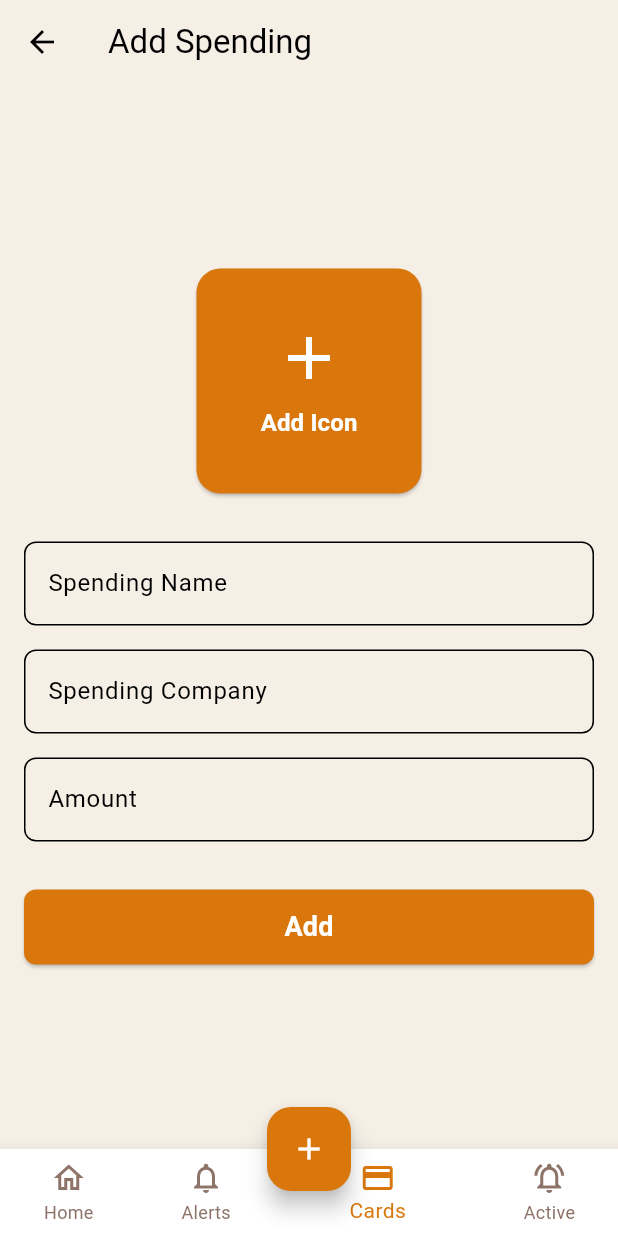
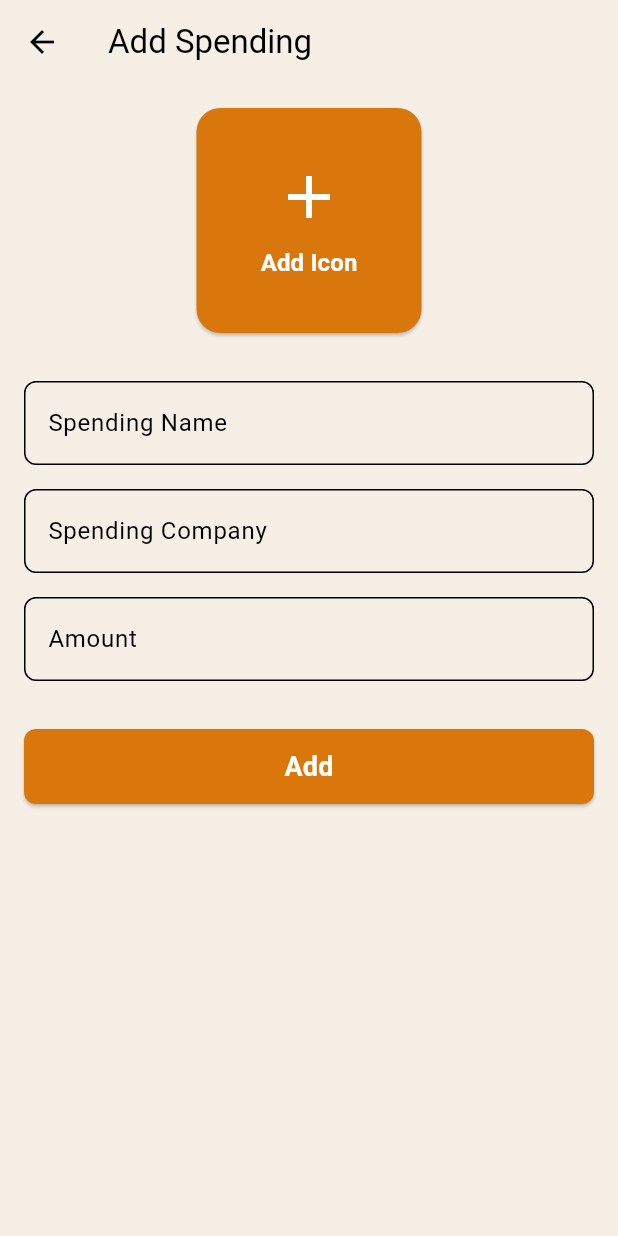
Before and after one commit to Reynem/Budgetti, a Flutter app: the AddSpendingPage screen opened by its route, on a phone screen of 412 x 824 dp. Run offline on Flutter 3.47's test engine with Material 3 defaults, Android fonts, the phone set to English and light mode, and no system bars.

Commit message:
Refactor Add Spending page
This commit refactors the "Add Spending" page:
- Wraps the body content in a `SingleChildScrollView` to prevent overflow when the keyboard is displayed.
- Sets `resizeToAvoidBottomInset` to `true` to ensure the content adjusts when the keyboard appears.
- Removes the floating action button and bottom navigation bar.
- The back button functionality in the app bar remains the same.

```diff
--- a/lib/add_spending_page.dart
+++ b/lib/add_spending_page.dart
@@ -11,14 +11,13 @@ class AddSpendingPage extends StatelessWidget {
         backgroundColor: Theme.of(context).scaffoldBackgroundColor,
         elevation: 0,
         leading: IconButton(
-          icon: Icon(Icons.arrow_back), // Changed from menu to back arrow
+          icon: Icon(Icons.arrow_back),
           onPressed: () {
-            Navigator.pop(context); // Navigate back to the previous screen
+            Navigator.pop(context);
           },
         ),
-        // Removed the profile icon
       ),
-      body: Padding(
+      body: SingleChildScrollView(
         padding: const EdgeInsets.all(16.0),
         child: Column(
           mainAxisAlignment: MainAxisAlignment.center,
@@ -112,51 +111,7 @@ class AddSpendingPage extends StatelessWidget {
           ],
         ),
       ),
-      floatingActionButton: FloatingActionButton(
-        onPressed: () {
-          // Central button action
-        },
-        backgroundColor: Theme.of(context).primaryColor,
-        child: Icon(
-          Icons.add,
-          color: Colors.white,
-        ),
-      ),
-      floatingActionButtonLocation: FloatingActionButtonLocation.centerDocked,
-      bottomNavigationBar: BottomNavigationBar(
-        items: const <BottomNavigationBarItem>[
-          BottomNavigationBarItem(
-            icon: Icon(Icons.home_outlined),
-            activeIcon: Icon(Icons.home),
-            label: 'Home',
-          ),
-          BottomNavigationBarItem(
-            icon: Icon(Icons.notifications_none),
-            activeIcon: Icon(Icons.notifications),
-            label: 'Alerts',
-          ),
-          BottomNavigationBarItem(
-            icon: Icon(Icons.credit_card_outlined),
-            activeIcon: Icon(Icons.credit_card),
-            label: 'Cards',
-          ),
-          BottomNavigationBarItem(
-            icon: Icon(Icons.notifications_active_outlined),
-            activeIcon: Icon(Icons.notifications_active),
-            label: 'Active',
-          ),
-        ],
-        currentIndex: 2, // Set the current index to 'Cards'
-        selectedItemColor: Theme.of(context).primaryColor,
-        unselectedItemColor: Theme.of(context).colorScheme.secondary,
-        backgroundColor: Colors.white,
-        elevation: 10,
-        onTap: (index) {
-          // Handle navigation
-        },
-        showSelectedLabels: true,
-        showUnselectedLabels: true,
-      ),
+      resizeToAvoidBottomInset: true,
     );
   }
 }
```
